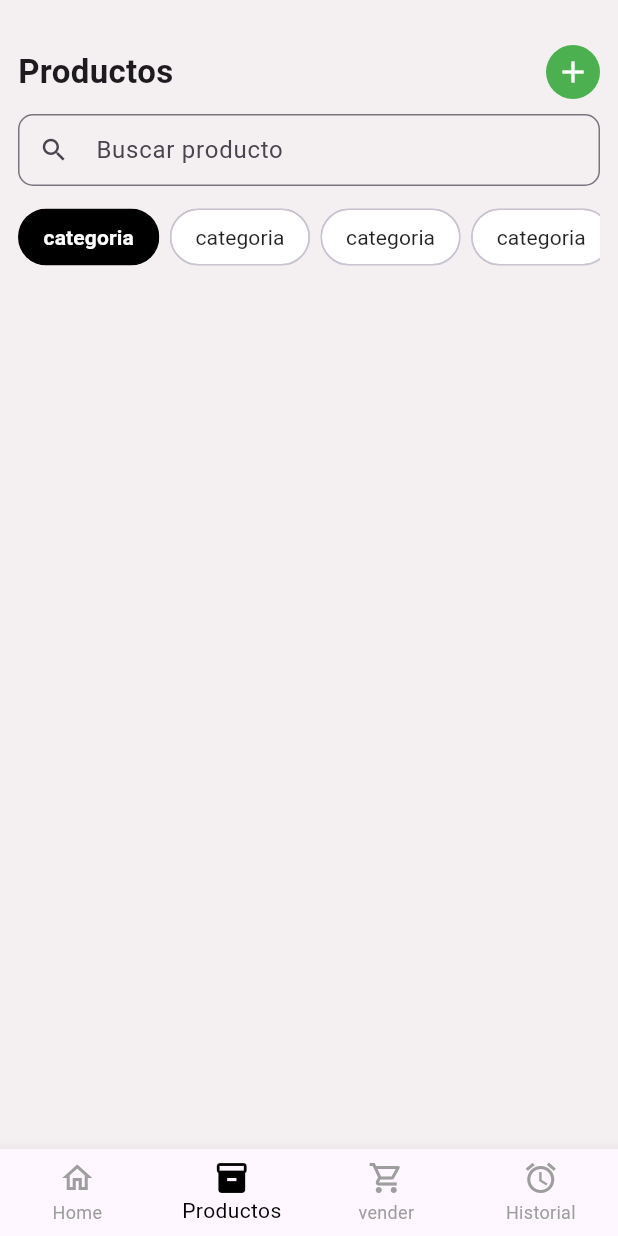
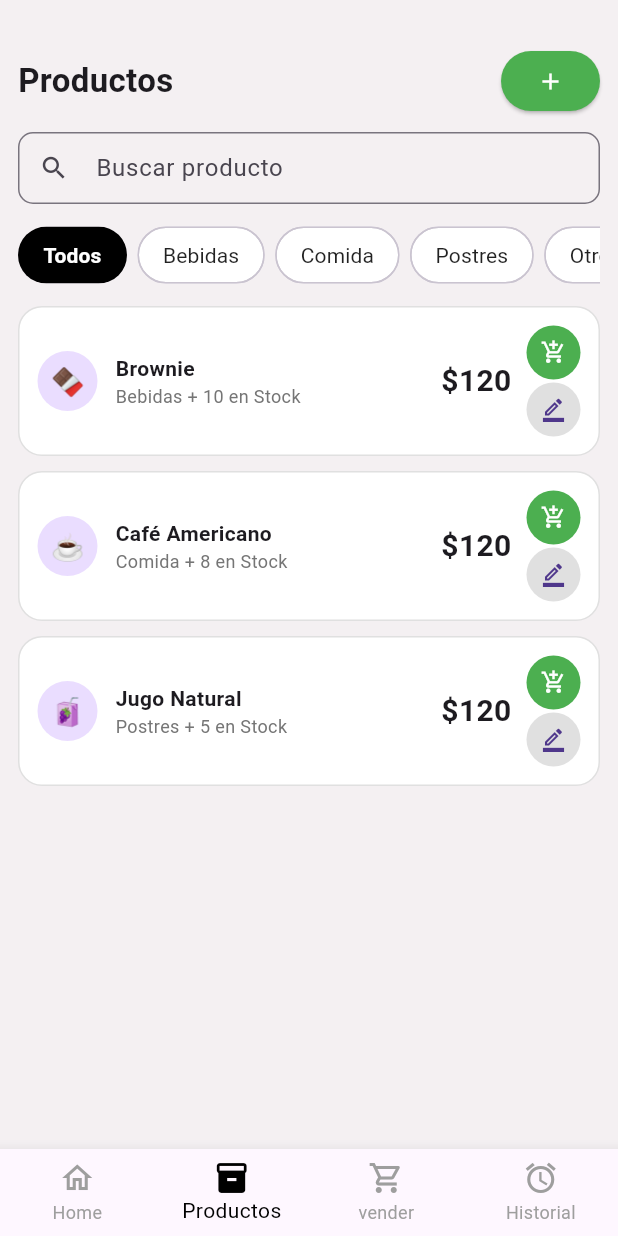
Before and after one commit to nicolasleonardoalvarez4-coder/Localy, a Flutter app: the screen it shows after launch, item 2 of the bottom bar chosen, on a phone screen of 412 x 824 dp. Run offline on Flutter 3.47's test engine with Material 3 defaults, Android fonts, the light colour scheme and no system bars.

Commit message:
lista de productos y form para ingresar imcompleto

```diff
--- a/localy/lib/models/producto.dart
+++ b/localy/lib/models/producto.dart
@@ -1,13 +1,19 @@
 class Producto {
   final String nombre;
   final String detalle;
+  final int stock;
+  final String categoria;
   final String icono;
   final String indicador;
+  final int precio;
 
   const Producto({
     required this.nombre,
     required this.detalle,
+    required this.stock,
+    required this.categoria,
     required this.icono,
     required this.indicador,
+    required this.precio
   });
 }
--- a/localy/lib/screens/homeScreens.dart
+++ b/localy/lib/screens/homeScreens.dart
@@ -19,44 +19,62 @@ class _HomescreensState extends State<Homescreens> {
     Producto(
       nombre: 'Brownie',
       detalle: '3 unidades',
+      categoria: 'Bebidas',
+      stock: 10,
       icono: '🍫',
       indicador: '#1',
+      precio: 120,
     ),
 
     Producto(
       nombre: 'Café Americano',
       detalle: '2 unidades',
+      categoria: 'Comida',
+      stock: 8,
       icono: '☕',
       indicador: '#2',
+      precio: 120,
     ),
 
     Producto(
       nombre: 'Jugo Natural',
       detalle: '2 unidades',
+      categoria: 'Postres',
+      stock: 5,
       icono: '🧃',
       indicador: '#3',
+      precio: 120,
     ),
   ];
   final masbajo = [
     Producto(
       nombre: 'Brownie',
       detalle: '3 unidades',
+      categoria: 'Bebida',
+      stock: 5,
       icono: '🍫',
       indicador: '#1',
+      precio: 120,
     ),
 
     Producto(
       nombre: 'Café Americano',
       detalle: '2 unidades',
+      categoria: 'Comida',
+      stock: 3,
       icono: '☕',
       indicador: '#2',
+      precio: 120,
     ),
 
     Producto(
       nombre: 'Jugo Natural',
       detalle: '2 unidades',
+      stock: 2,
+      categoria: 'Bebida',
       icono: '🧃',
       indicador: '#3',
+      precio: 120,
     ),
   ];
   @override
--- a/localy/lib/screens/productoScreens.dart
+++ b/localy/lib/screens/productoScreens.dart
@@ -1,6 +1,8 @@
 import 'package:flutter/material.dart';
 import 'package:localy/widgets/categoriaFilter.dart';
 import 'package:localy/widgets/productHeader.dart';
+import 'package:localy/models/producto.dart';
+import 'package:localy/widgets/productoCartd.dart';
 
 class Productoscreens extends StatefulWidget {
   const Productoscreens({super.key});
@@ -11,24 +13,66 @@ class Productoscreens extends StatefulWidget {
 
 class _ProductoscreensState extends State<Productoscreens> {
   String categoriaSeleccionada = 'Todos';
+  final productos = [
+    Producto(
+      nombre: 'Brownie',
+      detalle: '3 unidades',
+      categoria: 'Bebidas',
+      stock: 10,
+      icono: '🍫',
+      indicador: '#1',
+      precio: 120,
+    ),
+
+    Producto(
+      nombre: 'Café Americano',
+      detalle: '2 unidades',
+      categoria: 'Comida',
+      stock: 8,
+      icono: '☕',
+      indicador: '#2',
+      precio: 120,
+    ),
+
+    Producto(
+      nombre: 'Jugo Natural',
+      detalle: '2 unidades',
+      categoria: 'Postres',
+      stock: 5,
+      icono: '🧃',
+      indicador: '#3',
+      precio: 120,
+    ),
+  ];
 
   @override
   Widget build(BuildContext context) {
     return Container(
       color: const Color.fromARGB(181, 240, 237, 237),
       child: Padding(
-        padding: const EdgeInsetsGeometry.only(top: 30, left: 12 , right: 12),
+        padding: const EdgeInsetsGeometry.only(top: 30, left: 12, right: 12),
         child: Column(
           children: [
             Productheader(),
-            const SizedBox(height: 10,),
-            Categoriafilter(categoriaSeleccionada: categoriaSeleccionada, onCategoriaSeleccionada: (categoria){
-              setState(() {
-                categoriaSeleccionada = categoria;
-              });
-            })
+            const SizedBox(height: 10),
+            Categoriafilter(
+              categoriaSeleccionada: categoriaSeleccionada,
+              onCategoriaSeleccionada: (categoria) {
+                setState(() {
+                  categoriaSeleccionada = categoria;
+                });
+              },
+            ),
+            const SizedBox(height: 10),
+            Column(
+              children:
+                productos.map(
+                  (producto) => Productocartd(producto: producto,
+                  ),
+                ).toList(),
+            ),
           ],
-        )
+        ),
       ),
     );
   }
--- a/localy/lib/widgets/categoriaFilter.dart
+++ b/localy/lib/widgets/categoriaFilter.dart
@@ -21,7 +21,7 @@ class Categoriafilter extends StatelessWidget {
           return Padding(
             padding: const EdgeInsets.only(right: 7),
             child: FilterChip(
-              label: Text('categoria'),
+              label: Text('${categoria}'),
               selected: isSelected,
               showCheckmark: false,
               onSelected: (_) {
--- a/localy/lib/widgets/productHeader.dart
+++ b/localy/lib/widgets/productHeader.dart
@@ -1,4 +1,5 @@
 import 'package:flutter/material.dart';
+import 'package:localy/widgets/ventanaFromProduct.dart';
 
 class Productheader extends StatelessWidget {
   const Productheader({super.key});
@@ -14,25 +15,37 @@ class Productheader extends StatelessWidget {
               'Productos',
               style: TextStyle(fontSize: 22, fontWeight: FontWeight.bold),
             ),
-              CircleAvatar(
-                radius: 18,
-                backgroundColor: Colors.green,
+            ElevatedButton(
+              style: ElevatedButton.styleFrom(backgroundColor: Colors.green,
+               shape: RoundedRectangleBorder(
+                borderRadius: BorderRadiusGeometry.circular(20)
+              )),
+              onPressed: () {
+                showModalBottomSheet(
+                  context: context,
+                  builder: (context) => Ventanafromproduct(),
+                );
+              },
 
-                child: Icon(Icons.add, color: Colors.white,),
-              )
+              child: Icon(Icons.add, color: Colors.white),
+            ),
           ],
         ),
-          const SizedBox(height: 10,),
+        const SizedBox(height: 10),
         TextField(
           decoration: InputDecoration(
-              isDense: true,//reduce el tamaño visual base
-              contentPadding:  EdgeInsets.symmetric(vertical: 10.0 ,horizontal: 16.0),
-              border: OutlineInputBorder( borderRadius: BorderRadius.circular(10.0)),
+            isDense: true, //reduce el tamaño visual base
+            contentPadding: EdgeInsets.symmetric(
+              vertical: 10.0,
+              horizontal: 16.0,
+            ),
+            border: OutlineInputBorder(
+              borderRadius: BorderRadius.circular(10.0),
+            ),
             labelText: 'Buscar producto',
-              prefixIcon: Icon(Icons.search, size: 20,)
+            prefixIcon: Icon(Icons.search, size: 20),
           ),
-          )
-
+        ),
       ],
     );
   }
--- /dev/null
+++ b/localy/lib/widgets/productoCartd.dart
@@ -0,0 +1,75 @@
+import 'package:flutter/material.dart';
+import 'package:localy/models/producto.dart';
+
+class Productocartd extends StatelessWidget {
+  final Producto producto;
+  const Productocartd({super.key, required this.producto});
+
+  @override
+  Widget build(BuildContext context) {
+    return Container(
+      margin: const EdgeInsets.only(bottom: 10),
+      padding: EdgeInsets.all(12),
+      decoration: BoxDecoration(
+        color: Colors.white,
+        borderRadius: BorderRadius.circular(16),
+        border: Border.all(color: Colors.grey.shade300),
+      ),
+      child: Row(
+        children: [
+          CircleAvatar(
+            radius: 20,
+            child: Text(producto.icono, style: TextStyle(fontSize: 18)),
+          ),
+          const SizedBox(width: 12),
+          Expanded(
+            child: Column(
+              crossAxisAlignment: CrossAxisAlignment.start,
+              children: [
+                Text(
+                  producto.nombre,
+                  style: TextStyle(fontWeight: FontWeight.bold),
+                ),
+                Text(
+                  '${producto.categoria} + ${producto.stock} en Stock',
+                  style: TextStyle(color: Colors.grey.shade600, fontSize: 12),
+                ),
+              ],
+            ),
+          ),
+          Row(
+            children: [
+
+              Text(
+                '\$${producto.precio}',
+                style: TextStyle(fontWeight: FontWeight.bold , fontSize: 20),
+              ),
+              const SizedBox(width: 10,),
+              Column(
+                children: [
+                  CircleAvatar(
+                    radius: 18,
+                    backgroundColor: Colors.green,
+
+                    child: const Icon(
+                      Icons.add_shopping_cart,
+                      color: Colors.white,
+                      size: 17,
+                    ),
+                  ),
+                  const SizedBox(height: 2),
+                  CircleAvatar(
+                    radius: 18,
+                    backgroundColor: Colors.grey.shade300,
+
+                    child: const Icon(Icons.border_color_outlined, size: 17),
+                  ),
+                ],
+              ),
+            ],
+          ),
+        ],
+      ),
+    );
+  }
+}
```
Also changed, not shown: localy/lib/widgets/ventanaFromProduct.dart (added, +86 -0 lines), Boceto/views_2_B.png (added), 1 other file. Lines whose indentation alone changed are shown as unchanged.
